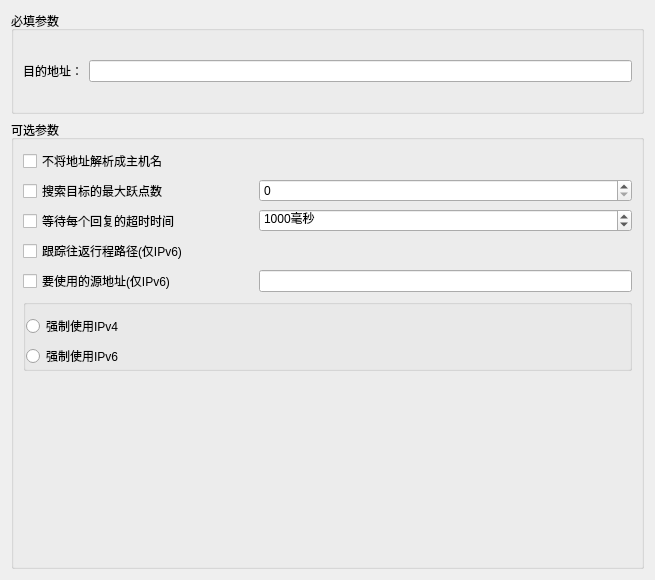
Above: src/EasyCmd/CmdEditors/TracertCmdEditor.ui from doasyourself/EasyCmd before the change. Below: the same form after it.
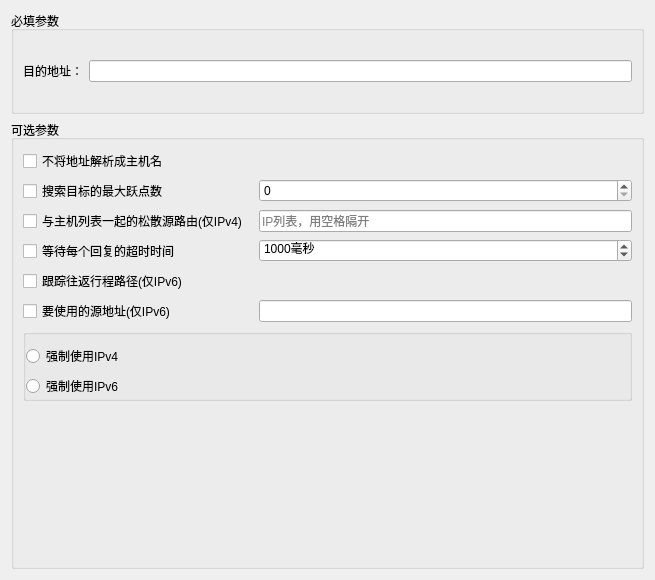
That is the form after the change.

Commit message: tracert添加-j选项，参考MSDOC

Diff of the .ui file:
```diff
--- a/src/EasyCmd/CmdEditors/TracertCmdEditor.ui
+++ b/src/EasyCmd/CmdEditors/TracertCmdEditor.ui
@@ -66,20 +66,17 @@
           </property>
          </widget>
         </item>
-        <item row="2" column="1">
-         <widget class="QSpinBox" name="spinBox_option_value_w">
-          <property name="suffix">
-           <string>毫秒</string>
+        <item row="4" column="0">
+         <widget class="QCheckBox" name="checkBox_option_R">
+          <property name="toolTip">
+           <string>-R</string>
           </property>
-          <property name="maximum">
-           <number>100000000</number>
-          </property>
-          <property name="value">
-           <number>1000</number>
+          <property name="text">
+           <string>跟踪往返行程路径(仅IPv6)</string>
           </property>
          </widget>
         </item>
-        <item row="2" column="0">
+        <item row="3" column="0">
          <widget class="QCheckBox" name="checkBox_option_w">
           <property name="toolTip">
            <string>-w</string>
@@ -111,16 +108,6 @@
           </property>
          </widget>
         </item>
-        <item row="3" column="0">
-         <widget class="QCheckBox" name="checkBox_option_R">
-          <property name="toolTip">
-           <string>-R</string>
-          </property>
-          <property name="text">
-           <string>跟踪往返行程路径(仅IPv6)</string>
-          </property>
-         </widget>
-        </item>
         <item row="0" column="0">
          <widget class="QCheckBox" name="checkBox_option_d">
           <property name="minimumSize">
@@ -143,15 +130,42 @@
           </property>
          </widget>
         </item>
-        <item row="4" column="0">
+        <item row="3" column="1">
+         <widget class="QSpinBox" name="spinBox_option_value_w">
+          <property name="suffix">
+           <string>毫秒</string>
+          </property>
+          <property name="maximum">
+           <number>100000000</number>
+          </property>
+          <property name="value">
+           <number>1000</number>
+          </property>
+         </widget>
+        </item>
+        <item row="5" column="1">
+         <widget class="QLineEdit" name="lineEdit_option_value_S"/>
+        </item>
+        <item row="5" column="0">
          <widget class="QCheckBox" name="checkBox_option_S">
           <property name="text">
            <string>要使用的源地址(仅IPv6)</string>
           </property>
          </widget>
         </item>
-        <item row="4" column="1">
-         <widget class="QLineEdit" name="lineEdit_option_value_S"/>
+        <item row="2" column="0">
+         <widget class="QCheckBox" name="checkBox_option_j">
+          <property name="text">
+           <string>与主机列表一起的松散源路由(仅IPv4)</string>
+          </property>
+         </widget>
+        </item>
+        <item row="2" column="1">
+         <widget class="QLineEdit" name="lineEdit_option_value_j">
+          <property name="placeholderText">
+           <string>IP列表，用空格隔开</string>
+          </property>
+         </widget>
         </item>
        </layout>
       </item>
```
The commit also changes 3 other files.
